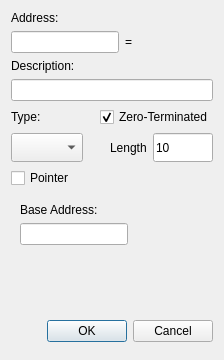
First picture: the form in GUI/AddAddressManuallyDialog.ui, repository korcankaraokcu/PINCE, before the edit.
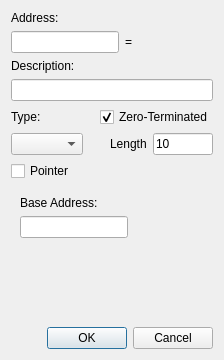
Second picture: the form after the edit.

```diff
--- a/GUI/AddAddressManuallyDialog.ui
+++ b/GUI/AddAddressManuallyDialog.ui
@@ -313,7 +313,7 @@
      <property name="sizeHint" stdset="0">
       <size>
        <width>20</width>
-       <height>40</height>
+       <height>120</height>
       </size>
      </property>
     </spacer>
```
